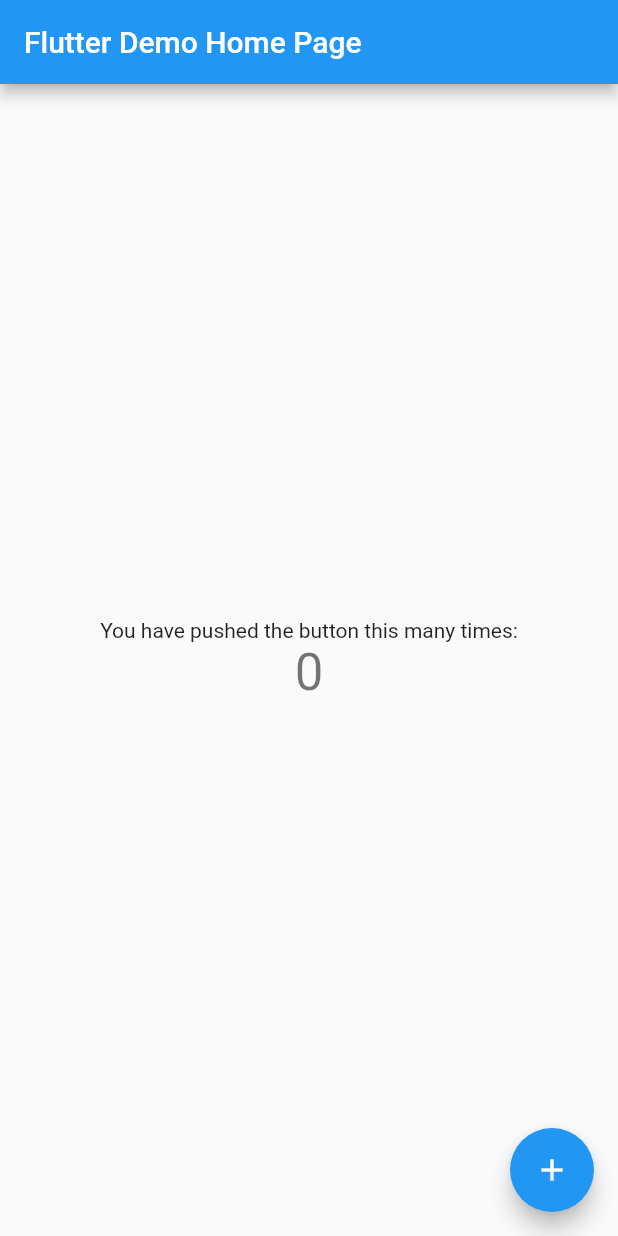
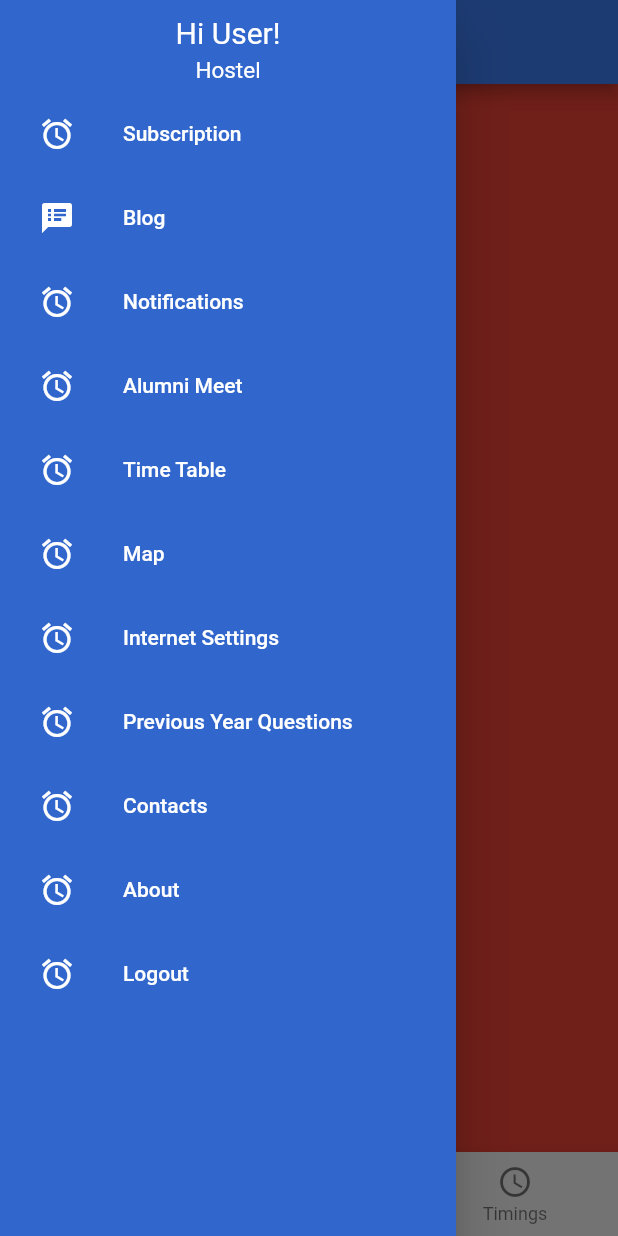
Before and after one commit to Alan451/onestopios, a Flutter app: the screen it shows after launch, with the side drawer open (before the commit the screen has no drawer), on a phone screen of 412 x 824 dp. Run offline on Flutter 3.47's test engine with Material 2 defaults, Android fonts, the phone set to English and light mode, and no system bars.

```diff
--- a/lib/main.dart
+++ b/lib/main.dart
@@ -1,111 +1,20 @@
 import 'package:flutter/material.dart';
+import 'screens/HomeScreen.dart';
 
 void main() => runApp(MyApp());
 
 class MyApp extends StatelessWidget {
-  // This widget is the root of your application.
   @override
   Widget build(BuildContext context) {
     return MaterialApp(
       title: 'Flutter Demo',
       theme: ThemeData(
-        // This is the theme of your application.
-        //
-        // Try running your application with "flutter run". You'll see the
-        // application has a blue toolbar. Then, without quitting the app, try
-        // changing the primarySwatch below to Colors.green and then invoke
-        // "hot reload" (press "r" in the console where you ran "flutter run",
-        // or simply save your changes to "hot reload" in a Flutter IDE).
-        // Notice that the counter didn't reset back to zero; the application
-        // is not restarted.
         primarySwatch: Colors.blue,
       ),
-      home: MyHomePage(title: 'Flutter Demo Home Page'),
+      initialRoute: HomeScreen.id,
+      routes: {
+        HomeScreen.id: (context) => HomeScreen(),
+      },
     );
   }
 }
-
-class MyHomePage extends StatefulWidget {
-  MyHomePage({Key key, this.title}) : super(key: key);
-
-  // This widget is the home page of your application. It is stateful, meaning
-  // that it has a State object (defined below) that contains fields that affect
-  // how it looks.
-
-  // This class is the configuration for the state. It holds the values (in this
-  // case the title) provided by the parent (in this case the App widget) and
-  // used by the build method of the State. Fields in a Widget subclass are
-  // always marked "final".
-
-  final String title;
-
-  @override
-  _MyHomePageState createState() => _MyHomePageState();
-}
-
-class _MyHomePageState extends State<MyHomePage> {
-  int _counter = 0;
-
-  void _incrementCounter() {
-    setState(() {
-      // This call to setState tells the Flutter framework that something has
-      // changed in this State, which causes it to rerun the build method below
-      // so that the display can reflect the updated values. If we changed
-      // _counter without calling setState(), then the build method would not be
-      // called again, and so nothing would appear to happen.
-      _counter++;
-    });
-  }
-
-  @override
-  Widget build(BuildContext context) {
-    // This method is rerun every time setState is called, for instance as done
-    // by the _incrementCounter method above.
-    //
-    // The Flutter framework has been optimized to make rerunning build methods
-    // fast, so that you can just rebuild anything that needs updating rather
-    // than having to individually change instances of widgets.
-    return Scaffold(
-      appBar: AppBar(
-        // Here we take the value from the MyHomePage object that was created by
-        // the App.build method, and use it to set our appbar title.
-        title: Text(widget.title),
-      ),
-      body: Center(
-        // Center is a layout widget. It takes a single child and positions it
-        // in the middle of the parent.
-        child: Column(
-          // Column is also a layout widget. It takes a list of children and
-          // arranges them vertically. By default, it sizes itself to fit its
-          // children horizontally, and tries to be as tall as its parent.
-          //
-          // Invoke "debug painting" (press "p" in the console, choose the
-          // "Toggle Debug Paint" action from the Flutter Inspector in Android
-          // Studio, or the "Toggle Debug Paint" command in Visual Studio Code)
-          // to see the wireframe for each widget.
-          //
-          // Column has various properties to control how it sizes itself and
-          // how it positions its children. Here we use mainAxisAlignment to
-          // center the children vertically; the main axis here is the vertical
-          // axis because Columns are vertical (the cross axis would be
-          // horizontal).
-          mainAxisAlignment: MainAxisAlignment.center,
-          children: <Widget>[
-            Text(
-              'You have pushed the button this many times:',
-            ),
-            Text(
-              '$_counter',
-              style: Theme.of(context).textTheme.display1,
-            ),
-          ],
-        ),
-      ),
-      floatingActionButton: FloatingActionButton(
-        onPressed: _incrementCounter,
-        tooltip: 'Increment',
-        child: Icon(Icons.add),
-      ), // This trailing comma makes auto-formatting nicer for build methods.
-    );
-  }
-}
--- a/lib/screens/HomeScreen.dart
+++ b/lib/screens/HomeScreen.dart
@@ -0,0 +1,66 @@
+import 'package:flutter/material.dart';
+import 'drawer.dart';
+
+class HomeScreen extends StatefulWidget {
+  static String id = 'home_screen';
+  @override
+  _HomeScreenState createState() => _HomeScreenState();
+}
+
+class _HomeScreenState extends State<HomeScreen> {
+  int selectedIndex = 0;
+  List<Widget> widgetOptions = [
+    //TODO:Feed widget
+    Container(
+      color: Colors.red,
+    ),
+    //TODO:Mess Menu viewer widget
+    Container(
+      color: Colors.black54,
+    ),
+    //TODO:Timings Viewer Widget
+    Container(
+      color: Colors.white,
+    ),
+  ];
+  List<Text> headingOptions = [
+    Text('home.'),
+    Text('mess menu.'),
+    Text('timings.'),
+  ];
+  @override
+  Widget build(BuildContext context) {
+    return SafeArea(
+      child: Scaffold(
+        appBar: AppBar(
+          title: headingOptions[selectedIndex],
+          backgroundColor: Color(0xff3F80FA),
+        ),
+        drawer: drawerWidget,
+        body: widgetOptions[selectedIndex],
+        bottomNavigationBar: BottomNavigationBar(
+          items: [
+            BottomNavigationBarItem(
+              icon: Icon(Icons.home),
+              title: Text('Home'),
+            ),
+            BottomNavigationBarItem(
+              icon: Icon(Icons.restaurant_menu),
+              title: Text('Mess Menu'),
+            ),
+            BottomNavigationBarItem(
+              icon: Icon(Icons.access_time),
+              title: Text('Timings'),
+            ),
+          ],
+          currentIndex: selectedIndex,
+          onTap: (int i) {
+            setState(() {
+              selectedIndex = i;
+            });
+          },
+        ),
+      ),
+    );
+  }
+}
--- /dev/null
+++ b/lib/screens/drawer.dart
@@ -0,0 +1,175 @@
+import 'package:flutter/material.dart';
+
+final Widget drawerWidget = Drawer(
+  child: Container(
+    color: Color(0xFF3166CC),
+    padding: EdgeInsets.all(10.0),
+    child: ListView(
+      padding: EdgeInsets.zero,
+      children: [
+        Container(
+          child: Center(
+            child: Text(
+              'Hi User!',
+              style: TextStyle(
+                fontSize: 20.0,
+                fontWeight: FontWeight.w400,
+                color: Colors.white,
+              ),
+            ),
+          ),
+        ),
+        Container(
+          padding: EdgeInsets.symmetric(vertical: 5.0),
+          child: Center(
+            child: Text(
+              'Hostel',
+              style: TextStyle(
+                fontSize: 15.0,
+                fontWeight: FontWeight.w400,
+                color: Colors.white,
+              ),
+            ),
+          ),
+        ),
+        ListTileWidget(
+          text: 'Subscription',
+          icon: Icon(
+            Icons.access_alarm,
+            color: Colors.white,
+          ),
+          onTap: () {
+            //TODO:Navigate to that screen
+          },
+        ),
+        ListTileWidget(
+          text: 'Blog',
+          icon: Icon(
+            Icons.speaker_notes,
+            color: Colors.white,
+          ),
+          onTap: () {
+            //TODO:Navigate to that screen
+            print('done');
+          },
+        ),
+        ListTileWidget(
+          text: 'Notifications',
+          icon: Icon(
+            Icons.access_alarm,
+            color: Colors.white,
+          ),
+          onTap: () {
+            //TODO:Navigate to that screen
+            print('done');
+          },
+        ),
+        ListTileWidget(
+          text: 'Alumni Meet',
+          icon: Icon(
+            Icons.access_alarm,
+            color: Colors.white,
+          ),
+          onTap: () {
+            //TODO:Navigate to that screen
+            print('done');
+          },
+        ),
+        ListTileWidget(
+          text: 'Time Table',
+          icon: Icon(
+            Icons.access_alarm,
+            color: Colors.white,
+          ),
+          onTap: () {
+            //TODO:Navigate to that screen
+            print('done');
+          },
+        ),
+        ListTileWidget(
+          text: 'Map',
+          icon: Icon(
+            Icons.access_alarm,
+            color: Colors.white,
+          ),
+          onTap: () {
+            //TODO:Navigate to that screen
+            print('done');
+          },
+        ),
+        ListTileWidget(
+          text: 'Internet Settings',
+          icon: Icon(
+            Icons.access_alarm,
+            color: Colors.white,
+          ),
+          onTap: () {
+            //TODO:Navigate to that screen
+            print('done');
+          },
+        ),
+        ListTileWidget(
+          text: 'Previous Year Questions',
+          icon: Icon(
+            Icons.access_alarm,
+            color: Colors.white,
+          ),
+          onTap: () {
+            //TODO:Navigate to that screen
+            print('done');
+          },
+        ),
+        ListTileWidget(
+          text: 'Contacts',
+          icon: Icon(
+            Icons.access_alarm,
+            color: Colors.white,
+          ),
+          onTap: () {
+            //TODO:Navigate to that screen
+            print('done');
+          },
+        ),
+        ListTileWidget(
+          text: 'About',
+          icon: Icon(
+            Icons.access_alarm,
+            color: Colors.white,
+          ),
+          onTap: () {
+            //TODO:Navigate to that screen
+            print('done');
+          },
+        ),
+        ListTileWidget(
+          text: 'Logout',
+          icon: Icon(
+            Icons.access_alarm,
+            color: Colors.white,
+          ),
+          onTap: () {
+            //TODO:Navigate to that screen
+            print('done');
+          },
+        ),
+      ],
+    ),
+  ),
+);
+
+class ListTileWidget extends StatelessWidget {
+  const ListTileWidget({@required this.text, @required this.icon, this.onTap});
+  final String text;
+  final Icon icon;
+  final Function onTap;
+  @override
+  Widget build(BuildContext context) {
+    return Center(
+      child: ListTile(
+        title: Text(text, style: TextStyle(color: Colors.white)),
+        leading: icon,
+        onTap: onTap,
+      ),
+    );
+  }
+}
```
Also changed, not shown: pubspec.yaml (+5 -2 lines), lib/screens/MessMenuViewer.dart (added), pubspec.lock.
